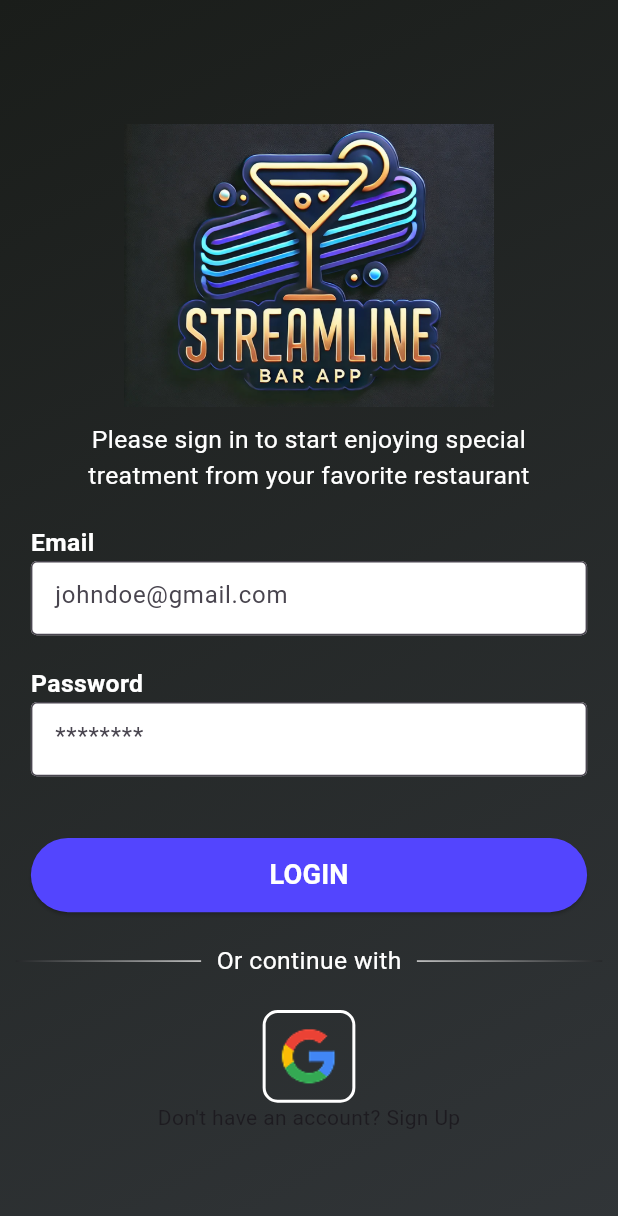
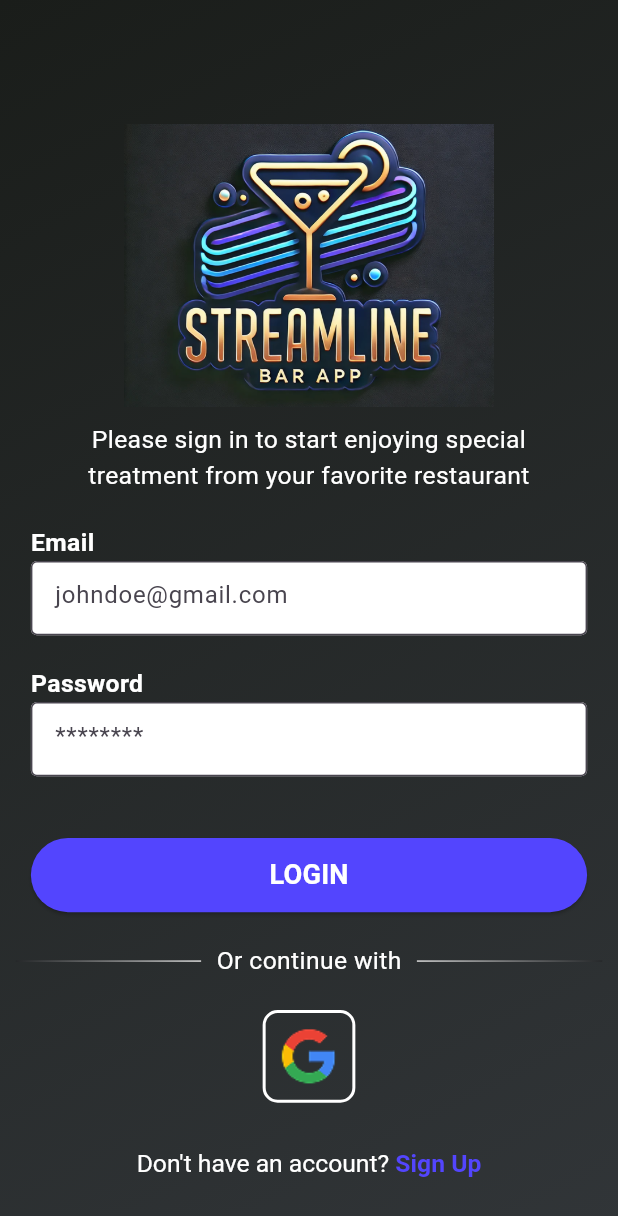
Before and after one commit to uiowaSEP2025/sep2025-project-team_001, a Flutter app: the AuthenticationPage screen opened directly, on a phone screen of 412 x 824 dp. Shown: the top 1216 px of the screen. Run offline on Flutter 3.47's test engine with Material 3 defaults, Android fonts, the phone set to English and light mode, and no system bars; our stand-ins replace dio, google_fonts; network calls fail.

Commit message:
fixed bar selection page to unselect and also added sign up page on mobile app

```diff
--- a/mobile_app/lib/authentication/authentication_screen.dart
+++ b/mobile_app/lib/authentication/authentication_screen.dart
@@ -1,6 +1,7 @@
 import 'dart:io';
 
 import 'package:dio/dio.dart';
+import 'package:flutter/gestures.dart';
 import 'package:flutter/material.dart';
 import 'package:mobile_app/design/app_colors.dart';
 import 'package:mobile_app/design/app_text_styles.dart';
@@ -48,7 +49,7 @@ class _AuthenticationPageState extends State<AuthenticationPage> {
         body: GestureDetector(
       onTap: () {
         FocusManager.instance.primaryFocus
-            ?.unfocus(); //unfocus to close keyboard
+            ?.unfocus();
       },
       child: Container(
         width: screenWidth,
@@ -228,7 +229,29 @@ class _AuthenticationPageState extends State<AuthenticationPage> {
                         ),
                         borderRadius: BorderRadius.circular(10)),
                     child: Image.asset("assets/logos/GoogleLogo.png")),
-                Text("Don't have an account? Sign Up"),
+            SizedBox(
+              height: verticalSpacing * 1.5,
+            ),
+            RichText(
+              text: TextSpan(
+                text: "Don't have an account? ",
+                style: AppTextStyles.subtitleParagraph(
+                    screenHeight, AppColors.whiteText),
+                children: [
+                  TextSpan(
+                    text: "Sign Up",
+                    style: const TextStyle(
+                      color: AppColors.primaryColor,
+                      fontWeight: FontWeight.bold,
+                    ),
+                    recognizer: TapGestureRecognizer()
+                      ..onTap = () {
+                        Navigator.pushNamed(context, "/register");
+                      },
+                  ),
+                ],
+              ),
+            ),
           ]),
         ),
       ),
--- a/mobile_app/lib/main.dart
+++ b/mobile_app/lib/main.dart
@@ -17,6 +17,7 @@ class MyApp extends StatelessWidget {
       routes: {
         '/': (context) => AuthenticationPage(),
         '/home' : (context) => BarSelectionScreen(),
+        '/register' : (context) => BarSelectionScreen(),
         }
 
     );
```
Also changed, not shown: mobile_app/lib/home/bar_selection_screen.dart (+10 -3 lines).
